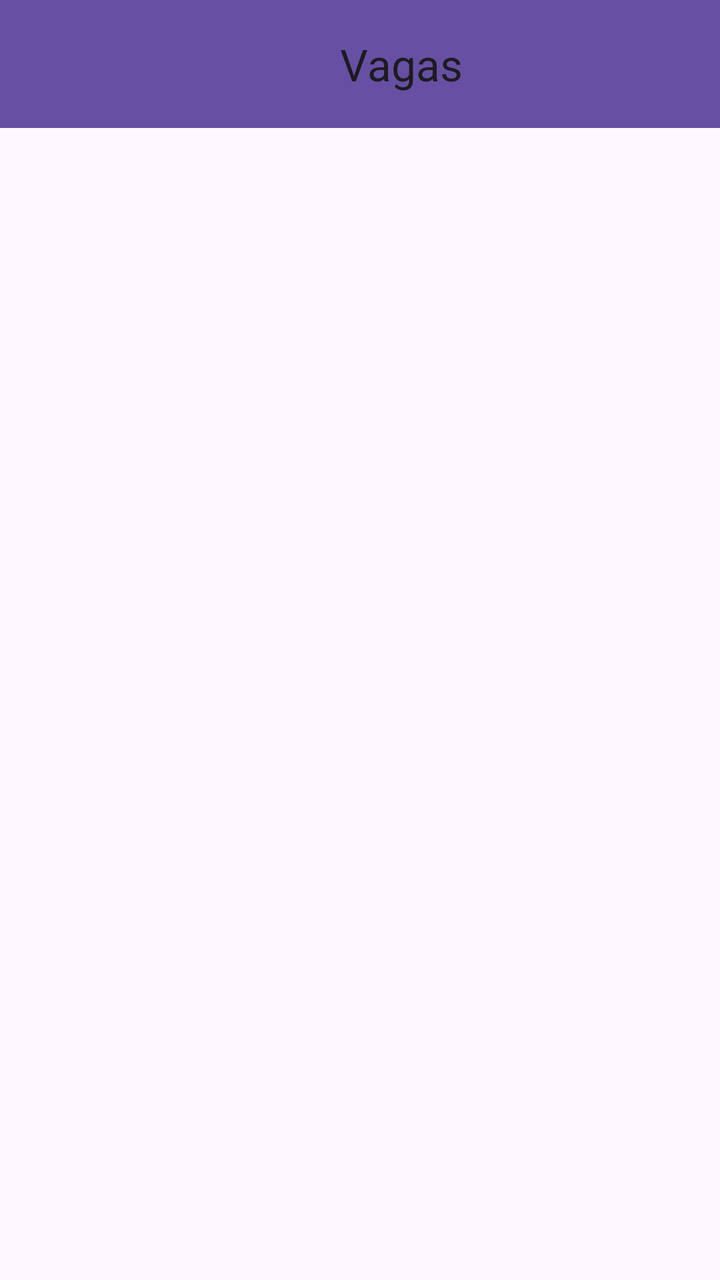
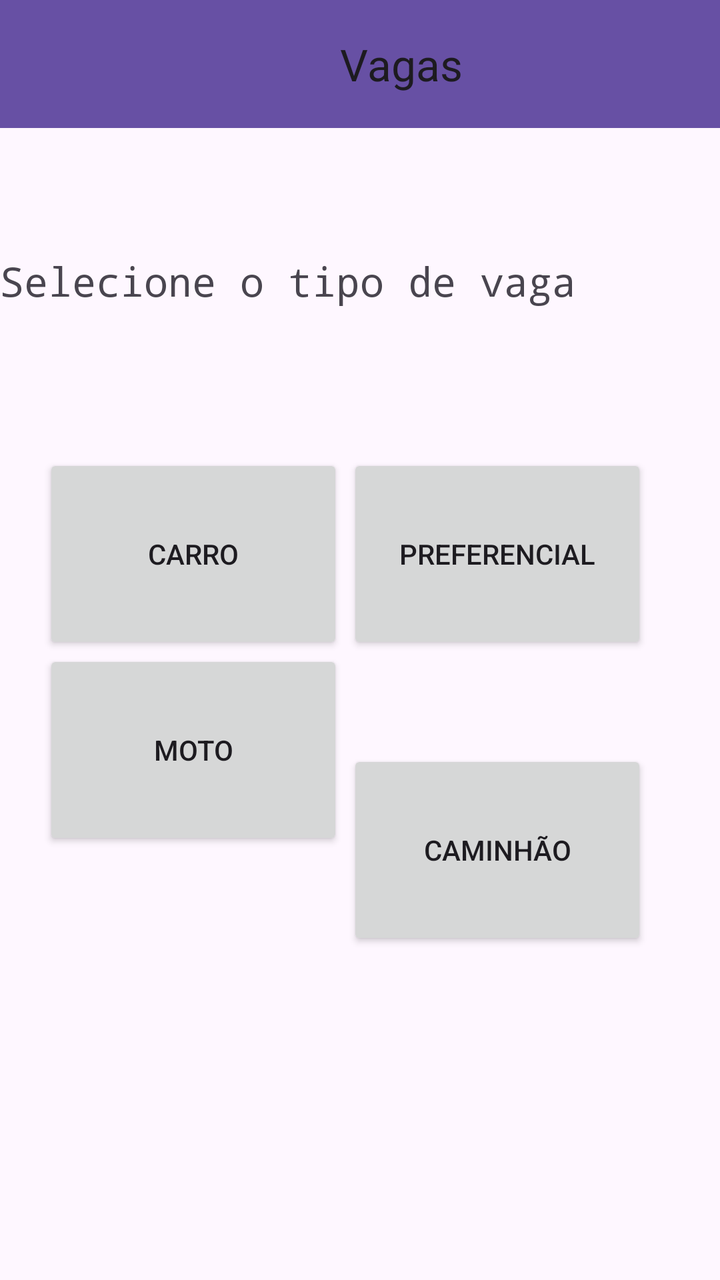

The first picture is an Android layout as it rendered before a commit; the second is the same layout after the commit. The layout source and the unified diff follow.
<!-- AndroidManifest.xml: application theme Theme.AppDaValen -->
<!-- res/layout/activity_vagas_liv.xml -->
<?xml version="1.0" encoding="utf-8"?>
<androidx.constraintlayout.widget.ConstraintLayout xmlns:android="http://schemas.android.com/apk/res/android"
    xmlns:app="http://schemas.android.com/apk/res-auto"
    xmlns:tools="http://schemas.android.com/tools"
    android:id="@+id/main"
    android:layout_width="match_parent"
    android:layout_height="match_parent"
    tools:context=".VagasLivActivity">

    <androidx.appcompat.widget.Toolbar
        android:id="@+id/toolbar"
        android:layout_width="0dp"
        android:layout_height="wrap_content"
        android:background="?attr/colorPrimary"
        android:minHeight="?attr/actionBarSize"
        android:textAlignment="center"
        android:theme="?attr/actionBarTheme"
        app:layout_constraintEnd_toEndOf="parent"
        app:layout_constraintHorizontal_bias="0.5"
        app:layout_constraintStart_toStartOf="parent"
        app:layout_constraintTop_toTopOf="parent"
        app:title="Vagas"
        app:titleMarginStart="170dp" />

    <androidx.recyclerview.widget.RecyclerView
        android:id="@+id/recyclerView"
        android:layout_width="409dp"
        android:layout_height="665dp"
        app:layout_constraintEnd_toEndOf="parent"
        app:layout_constraintHorizontal_bias="0.5"
        app:layout_constraintStart_toStartOf="parent"
        app:layout_constraintTop_toBottomOf="@+id/toolbar" />
</androidx.constraintlayout.widget.ConstraintLayout>
<!-- resources referenced by this layout -->
<resources>
  <style name="Theme.AppDaValen" parent="Base.Theme.AppDaValen" />
  <style name="Base.Theme.AppDaValen" parent="Theme.Material3.DayNight.NoActionBar">
          
          
      </style>
</resources>

<!-- the commit's change to res/layout/activity_vagas_liv.xml (unified diff, before → after) -->
@@ -22,12 +22,72 @@
         app:title="Vagas"
         app:titleMarginStart="170dp" />
 
-    <androidx.recyclerview.widget.RecyclerView
-        android:id="@+id/recyclerView"
-        android:layout_width="409dp"
-        android:layout_height="665dp"
+    <TextView
+        android:id="@+id/textView4"
+        android:layout_width="wrap_content"
+        android:layout_height="wrap_content"
+        android:layout_marginTop="127dp"
+        android:fontFamily="monospace"
+        android:text="Selecione o tipo de vaga"
+        android:textSize="20sp"
+        app:layout_constraintBottom_toBottomOf="parent"
+        app:layout_constraintTop_toTopOf="@+id/toolbar"
+        app:layout_constraintVertical_bias="0.0"
+        tools:layout_editor_absoluteX="59dp" />
+
+    <Button
+        android:id="@+id/btnpreferencial"
+        android:layout_width="150dp"
+        android:layout_height="100dp"
+        android:layout_marginTop="227dp"
+        android:text="Preferencial"
+        app:iconPadding="10dp"
+        app:layout_constraintBottom_toBottomOf="parent"
         app:layout_constraintEnd_toEndOf="parent"
-        app:layout_constraintHorizontal_bias="0.5"
+        app:layout_constraintHorizontal_bias="0.827"
         app:layout_constraintStart_toStartOf="parent"
-        app:layout_constraintTop_toBottomOf="@+id/toolbar" />
+        app:layout_constraintTop_toTopOf="@+id/toolbar"
+        app:layout_constraintVertical_bias="0.0" />
+
+    <Button
+        android:id="@+id/btncarro"
+        android:layout_width="150dp"
+        android:layout_height="100dp"
+        android:layout_marginTop="227dp"
+        android:text="Carro"
+        app:iconPadding="10dp"
+        app:layout_constraintBottom_toBottomOf="parent"
+        app:layout_constraintEnd_toEndOf="parent"
+        app:layout_constraintHorizontal_bias="0.103"
+        app:layout_constraintStart_toStartOf="parent"
+        app:layout_constraintTop_toTopOf="@+id/toolbar"
+        app:layout_constraintVertical_bias="0.0" />
+
+    <Button
+        android:id="@+id/btnmoto"
+        android:layout_width="150dp"
+        android:layout_height="100dp"
+        android:text="Moto"
+        app:iconPadding="10dp"
+        app:layout_constraintBottom_toBottomOf="parent"
+        app:layout_constraintEnd_toEndOf="parent"
+        app:layout_constraintHorizontal_bias="0.103"
+        app:layout_constraintStart_toStartOf="parent"
+        app:layout_constraintTop_toBottomOf="@+id/toolbar"
+        app:layout_constraintVertical_bias="0.548" />
+
+    <Button
+        android:id="@+id/btncaminhao"
+        android:layout_width="150dp"
+        android:layout_height="100dp"
+        android:layout_marginTop="375dp"
+        android:text="Caminhão"
+        app:iconPadding="10dp"
+        app:layout_constraintBottom_toBottomOf="parent"
+        app:layout_constraintEnd_toEndOf="parent"
+        app:layout_constraintHorizontal_bias="0.827"
+        app:layout_constraintStart_toStartOf="parent"
+        app:layout_constraintTop_toTopOf="@+id/toolbar"
+        app:layout_constraintVertical_bias="0.0" />
+
 </androidx.constraintlayout.widget.ConstraintLayout>
